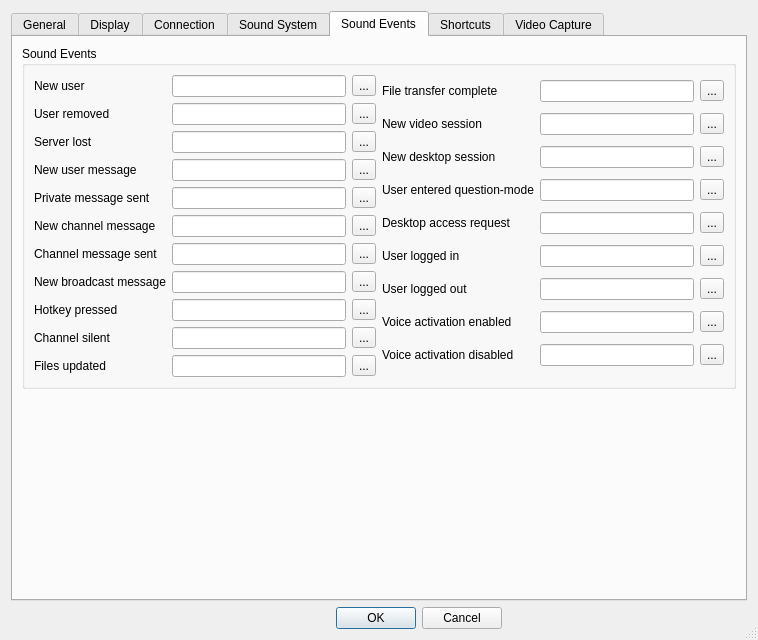
Qt form Client/qtTeamTalk/preferences.ui (BearWare/TeamTalk5) before a commit.
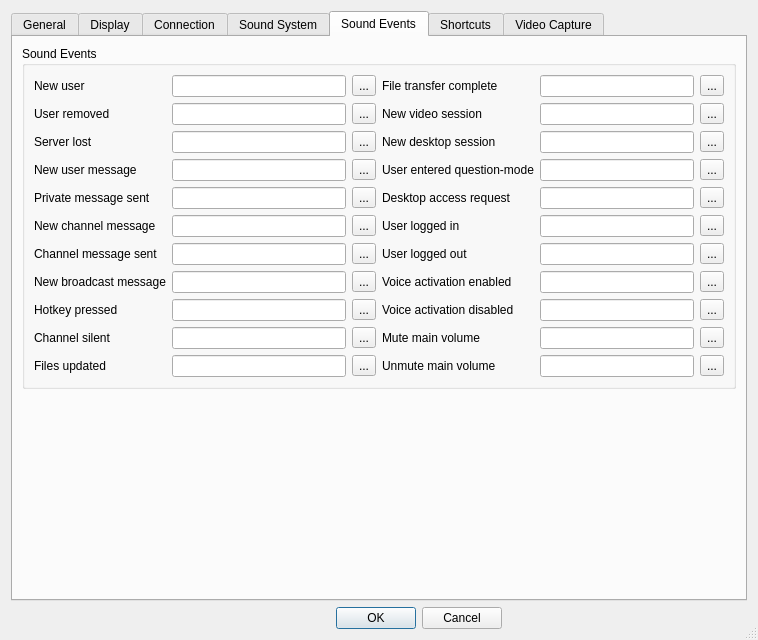
The same form after that commit. The open tabs and pages were chosen to show the change. Icons and pictures are not drawn.

Commit message: Sound event for mute all in QT

Patch:
```diff
--- a/Client/qtTeamTalk/preferences.ui
+++ b/Client/qtTeamTalk/preferences.ui
@@ -1604,6 +1604,46 @@
               </property>
              </widget>
             </item>
+            <item row="9" column="0">
+             <widget class="QLabel" name="label_64">
+              <property name="text">
+               <string>Mute main volume</string>
+              </property>
+              <property name="buddy">
+               <cstring>muteallonEdit</cstring>
+              </property>
+             </widget>
+            </item>
+            <item row="9" column="1">
+             <widget class="QLineEdit" name="muteallonEdit"/>
+            </item>
+            <item row="9" column="2">
+             <widget class="QToolButton" name="muteallonButton">
+              <property name="text">
+               <string notr="true">...</string>
+              </property>
+             </widget>
+            </item>
+            <item row="10" column="0">
+             <widget class="QLabel" name="label_65">
+              <property name="text">
+               <string>Unmute main volume</string>
+              </property>
+              <property name="buddy">
+               <cstring>mutealloffEdit</cstring>
+              </property>
+             </widget>
+            </item>
+            <item row="10" column="1">
+             <widget class="QLineEdit" name="mutealloffEdit"/>
+            </item>
+            <item row="10" column="2">
+             <widget class="QToolButton" name="mutealloffButton">
+              <property name="text">
+               <string notr="true">...</string>
+              </property>
+             </widget>
+            </item>
            </layout>
           </item>
          </layout>
```
Left out of the diff: 14 changed lines with no effect on the pictures. The commit also changes 6 other files.
